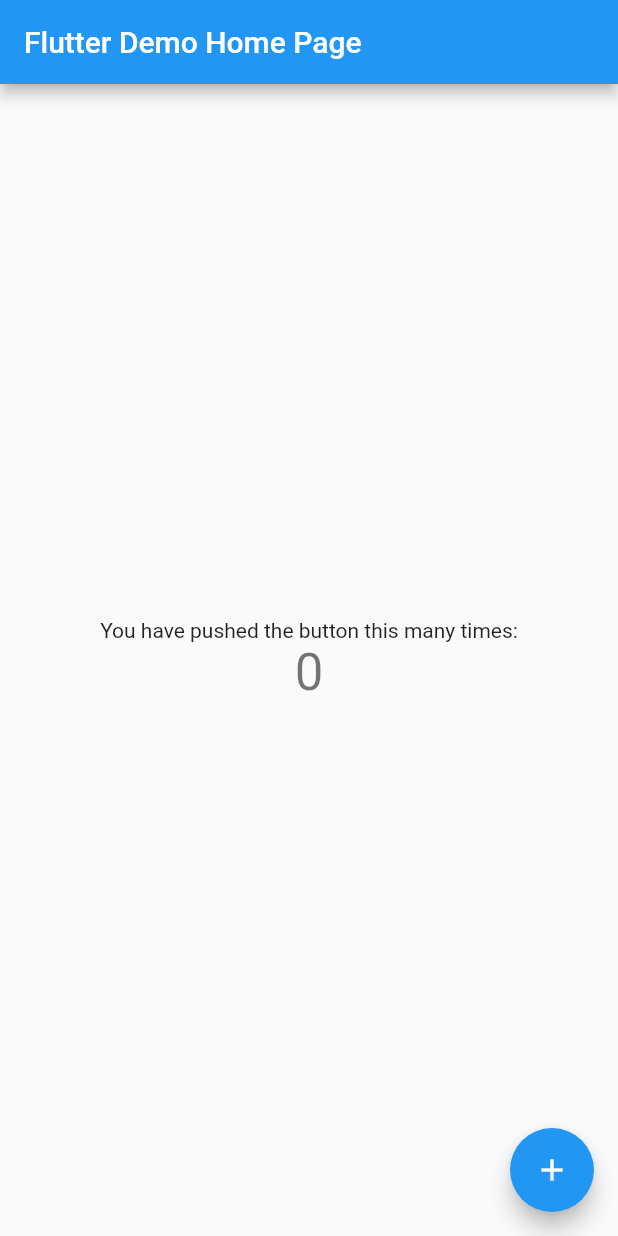
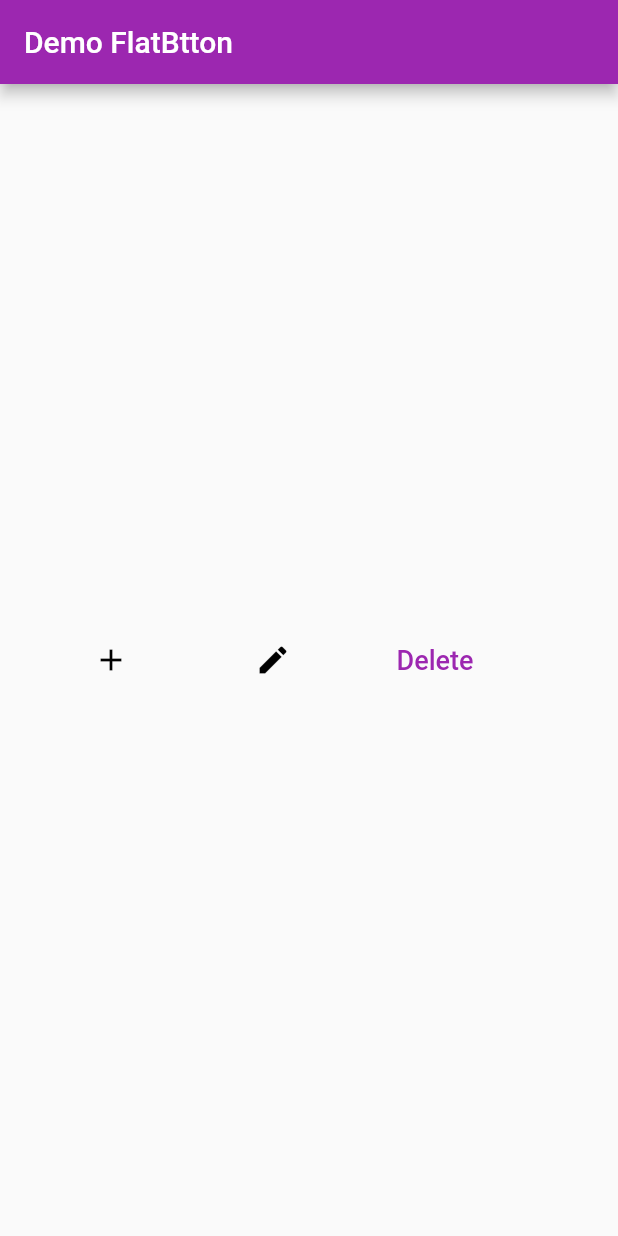
Before and after one commit to erikrios/flat-button, a Flutter app: the screen it shows after launch, on a phone screen of 412 x 824 dp. Run offline on Flutter 3.47's test engine with Material 2 defaults, Android fonts, the phone set to English and light mode, and no system bars.

Commit message:
Add the example code of flat button

```diff
--- a/lib/main.dart
+++ b/lib/main.dart
@@ -3,109 +3,55 @@ import 'package:flutter/material.dart';
 void main() => runApp(MyApp());
 
 class MyApp extends StatelessWidget {
-  // This widget is the root of your application.
   @override
-  Widget build(BuildContext context) {
-    return MaterialApp(
-      title: 'Flutter Demo',
-      theme: ThemeData(
-        // This is the theme of your application.
-        //
-        // Try running your application with "flutter run". You'll see the
-        // application has a blue toolbar. Then, without quitting the app, try
-        // changing the primarySwatch below to Colors.green and then invoke
-        // "hot reload" (press "r" in the console where you ran "flutter run",
-        // or simply save your changes to "hot reload" in a Flutter IDE).
-        // Notice that the counter didn't reset back to zero; the application
-        // is not restarted.
-        primarySwatch: Colors.blue,
-      ),
-      home: MyHomePage(title: 'Flutter Demo Home Page'),
+  Widget build(BuildContext context) => MaterialApp(
+        title: 'Demo Flutter',
+        theme: ThemeData(primarySwatch: Colors.purple),
+        home: HomePage(),
       );
 }
+
+class HomePage extends StatefulWidget {
+  @override
+  State<StatefulWidget> createState() => _HomePageState();
 }
 
-class MyHomePage extends StatefulWidget {
-  MyHomePage({Key key, this.title}) : super(key: key);
-
-  // This widget is the home page of your application. It is stateful, meaning
-  // that it has a State object (defined below) that contains fields that affect
-  // how it looks.
-
-  // This class is the configuration for the state. It holds the values (in this
-  // case the title) provided by the parent (in this case the App widget) and
-  // used by the build method of the State. Fields in a Widget subclass are
-  // always marked "final".
-
-  final String title;
-
+class _HomePageState extends State<HomePage> {
   @override
-  _MyHomePageState createState() => _MyHomePageState();
-}
-
-class _MyHomePageState extends State<MyHomePage> {
-  int _counter = 0;
-
-  void _incrementCounter() {
-    setState(() {
-      // This call to setState tells the Flutter framework that something has
-      // changed in this State, which causes it to rerun the build method below
-      // so that the display can reflect the updated values. If we changed
-      // _counter without calling setState(), then the build method would not be
-      // called again, and so nothing would appear to happen.
-      _counter++;
-    });
-  }
-
-  @override
-  Widget build(BuildContext context) {
-    // This method is rerun every time setState is called, for instance as done
-    // by the _incrementCounter method above.
-    //
-    // The Flutter framework has been optimized to make rerunning build methods
-    // fast, so that you can just rebuild anything that needs updating rather
-    // than having to individually change instances of widgets.
-    return Scaffold(
+  Widget build(BuildContext context) => Scaffold(
         appBar: AppBar(
-        // Here we take the value from the MyHomePage object that was created by
-        // the App.build method, and use it to set our appbar title.
-        title: Text(widget.title),
+          title: Text('Demo FlatBtton'),
         ),
-      body: Center(
-        // Center is a layout widget. It takes a single child and positions it
-        // in the middle of the parent.
-        child: Column(
-          // Column is also a layout widget. It takes a list of children and
-          // arranges them vertically. By default, it sizes itself to fit its
-          // children horizontally, and tries to be as tall as its parent.
-          //
-          // Invoke "debug painting" (press "p" in the console, choose the
-          // "Toggle Debug Paint" action from the Flutter Inspector in Android
-          // Studio, or the "Toggle Debug Paint" command in Visual Studio Code)
-          // to see the wireframe for each widget.
-          //
-          // Column has various properties to control how it sizes itself and
-          // how it positions its children. Here we use mainAxisAlignment to
-          // center the children vertically; the main axis here is the vertical
-          // axis because Columns are vertical (the cross axis would be
-          // horizontal).
-          mainAxisAlignment: MainAxisAlignment.center,
+        body: Container(
+          padding: EdgeInsets.all(30.0),
+          child: Row(
             children: <Widget>[
-            Text(
-              'You have pushed the button this many times:',
+              FlatButton(
+                child: Icon(Icons.add),
+                textTheme: ButtonTextTheme.primary,
+                onPressed: () {},
               ),
-            Text(
-              '$_counter',
-              style: Theme.of(context).textTheme.display1,
+              Container(
+                width: 20.0,
               ),
+              FlatButton(
+                child: Icon(Icons.edit),
+                textTheme: ButtonTextTheme.primary,
+                onPressed: () {},
+              ),
+              Container(
+                width: 20.0,
+              ),
+              FlatButton(
+                child: Text(
+                  'Delete',
+                  style: TextStyle(fontSize: 18.0),
+                ),
+                textTheme: ButtonTextTheme.accent,
+                onPressed: () {},
+              )
             ],
           ),
         ),
-      floatingActionButton: FloatingActionButton(
-        onPressed: _incrementCounter,
-        tooltip: 'Increment',
-        child: Icon(Icons.add),
-      ), // This trailing comma makes auto-formatting nicer for build methods.
       );
 }
-}
```
Lines whose indentation alone changed are shown as unchanged.
